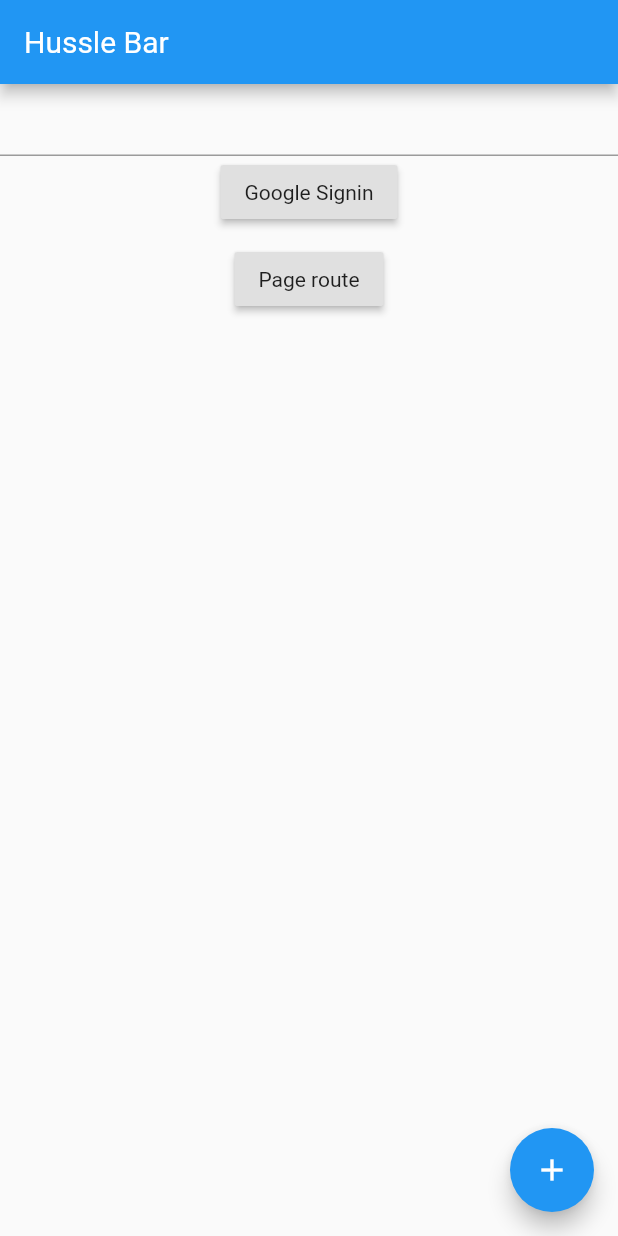
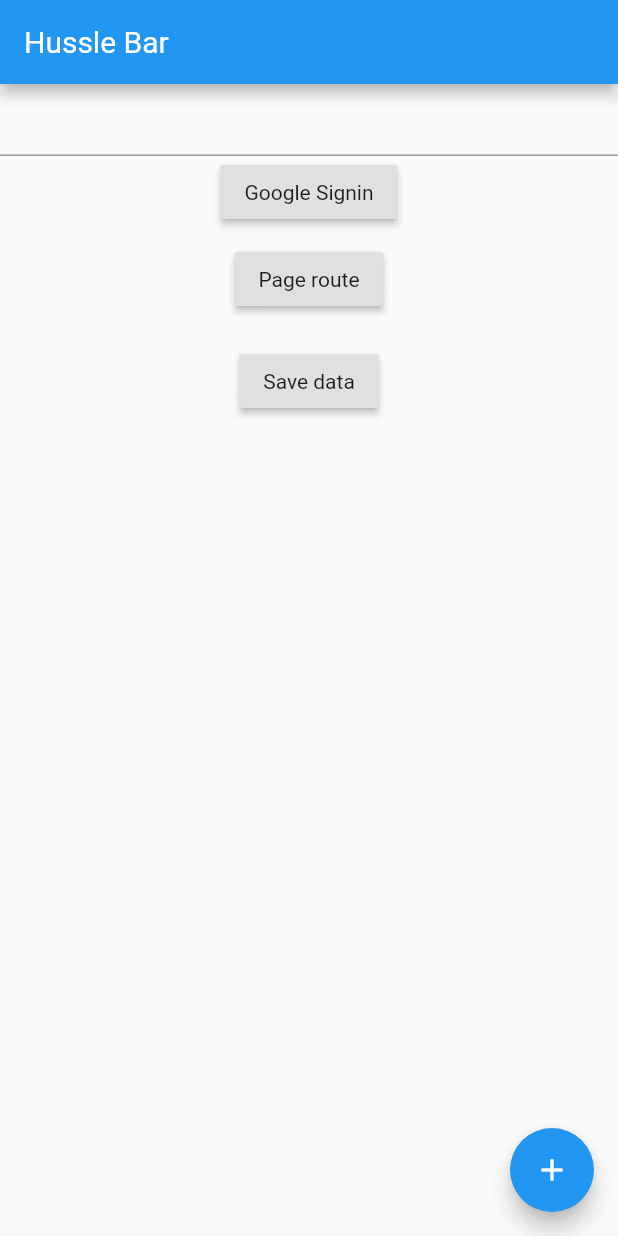
Before and after one commit to hustlebar/flutterhustle, a Flutter app: the screen it shows after launch, on a phone screen of 412 x 824 dp. Run offline on Flutter 3.47's test engine with Material 2 defaults, Android fonts, the phone set to English and light mode, and no system bars; our stand-ins replace firebase_analytics, firebase_auth, firebase_database, google_sign_in; accounts and stored records are empty.

Commit message:
data stored in firebase db

```diff
--- a/lib/src/hussle/hussle.dart
+++ b/lib/src/hussle/hussle.dart
@@ -6,6 +6,8 @@ import 'dart:async';
 import 'package:google_sign_in/google_sign_in.dart';
 import 'package:firebase_analytics/firebase_analytics.dart';
 import 'package:firebase_auth/firebase_auth.dart';
+
+import 'package:firebase_database/firebase_database.dart';
 
 part 'layout/hussle_scaffold.dart';
 part 'linear/hussle_button.dart';
--- a/lib/src/hussle/layout/hussle_scaffold.dart
+++ b/lib/src/hussle/layout/hussle_scaffold.dart
@@ -24,3 +24,5 @@ class HussleScaffold extends StatelessWidget {
 final googleSignIn = new GoogleSignIn();
 final analytics = new FirebaseAnalytics();
 final auth = FirebaseAuth.instance;
+
+final dbRef = FirebaseDatabase.instance.reference();
--- a/lib/src/hussle/linear/textfield.dart
+++ b/lib/src/hussle/linear/textfield.dart
@@ -37,8 +37,28 @@ class HussleTextField extends StatelessWidget {
           ),
         ),
 
+        new Padding(
+          padding: const EdgeInsets.all(10.0),
+          child: new Center(
+            child: new RaisedButton(
+              child: const Text('Save data'),
+              onPressed: _onSave
+            ),
+          ),
+        )
+
       ],
     );
+  }
+
+  _onSave() async {
+    print('Enters _onSave()');
+
+    var usersRef = dbRef.child('users');
+    usersRef.push().set({
+      'email': 'tham@gmail.com',
+      'place': 'Chennai'
+    });
   }
 
   _onSignin() async {
```
